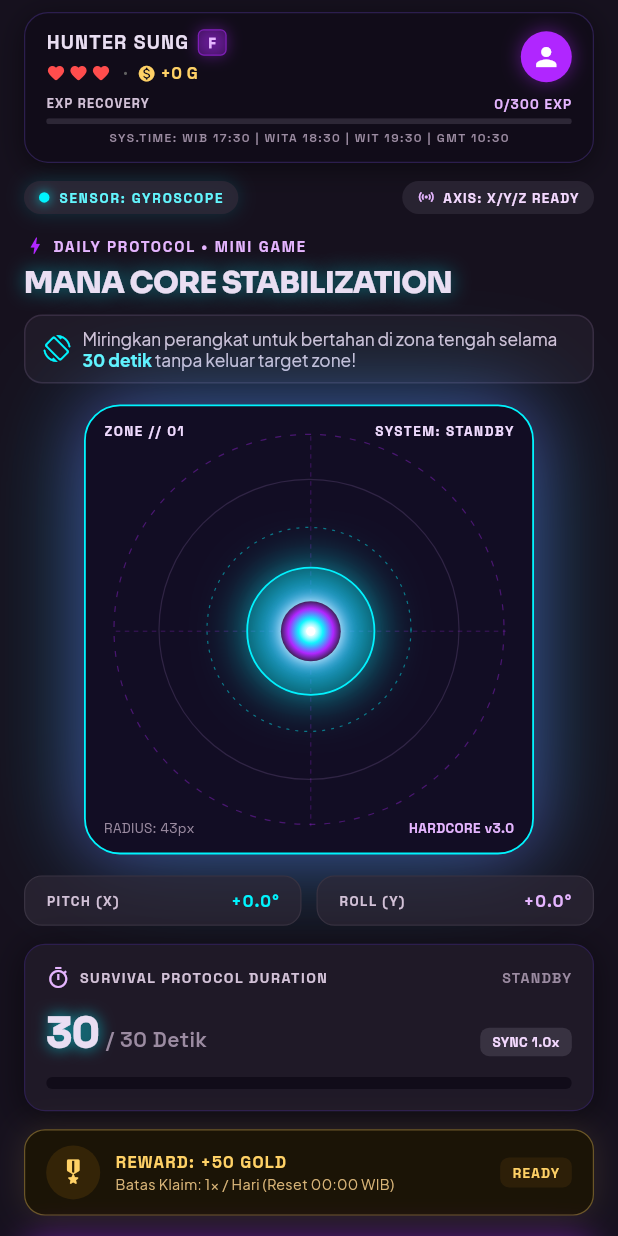
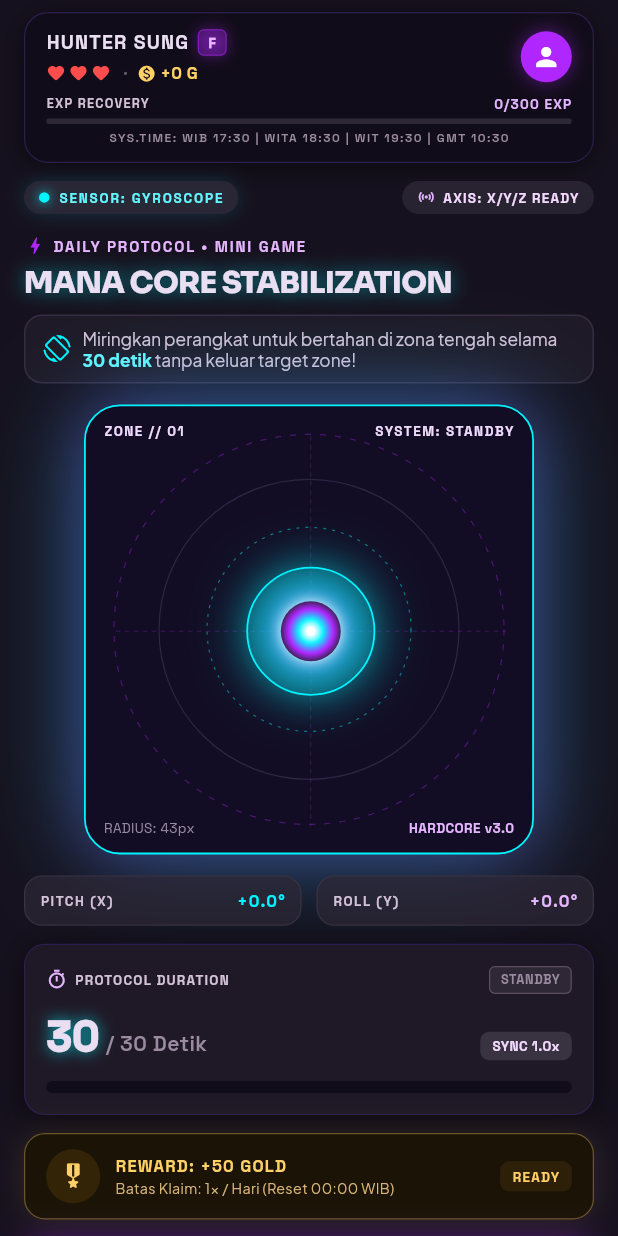
Before and after one commit to Ade-Nugraha48/levmax_v2, a Flutter app: the TabGame screen opened directly, on a phone screen of 412 x 824 dp. Run offline on Flutter 3.47's test engine with Material 3 defaults, Android fonts, the phone set to English and light mode, and no system bars; our stand-ins replace audioplayers, camera, file_picker, flutter_local_notifications, flutter_map, flutter_markdown and 11 more; missing offline and left inert: web3dart; accounts and stored records are empty; statements that could not run were skipped.

Commit message:
fix(ui): eliminate 11px overflow on mana core stabilization hold duration card

```diff
--- a/lib/screens/tabs/tab_game.dart
+++ b/lib/screens/tabs/tab_game.dart
@@ -1163,7 +1163,7 @@ class _TabGameState extends State<TabGame> with SingleTickerProviderStateMixin {
       children: [
         Expanded(
           child: Container(
-            padding: const EdgeInsets.symmetric(horizontal: 14, vertical: 8),
+            padding: const EdgeInsets.symmetric(horizontal: 10, vertical: 8),
             decoration: BoxDecoration(
               color: const Color(0xFF2D2736).withValues(alpha: 0.7), // [UBAH_WARNA: Box Pitch Tilt Meter]
               borderRadius: BorderRadius.circular(12),
@@ -1197,7 +1197,7 @@ class _TabGameState extends State<TabGame> with SingleTickerProviderStateMixin {
         const SizedBox(width: 10),
         Expanded(
           child: Container(
-            padding: const EdgeInsets.symmetric(horizontal: 14, vertical: 8),
+            padding: const EdgeInsets.symmetric(horizontal: 10, vertical: 8),
             decoration: BoxDecoration(
               color: const Color(0xFF2D2736).withValues(alpha: 0.7), // [UBAH_WARNA: Box Roll Tilt Meter]
               borderRadius: BorderRadius.circular(12),
@@ -1266,30 +1266,49 @@ class _TabGameState extends State<TabGame> with SingleTickerProviderStateMixin {
         crossAxisAlignment: CrossAxisAlignment.start,
         children: [
           Row(
-            mainAxisAlignment: MainAxisAlignment.spaceBetween,
-            children: [
-              Row(
-                children: [
-                  const Icon(Icons.timer_outlined, size: 16, color: Color(0xFFE5B5FF)),
-                  const SizedBox(width: 6),
-                  Text(
-                    'SURVIVAL PROTOCOL DURATION',
-                    style: GoogleFonts.spaceGrotesk(
-                      fontSize: 9.5,
+            children: [
+              Expanded(
+                child: Row(
+                  mainAxisSize: MainAxisSize.min,
+                  children: [
+                    const Icon(Icons.timer_outlined, size: 14, color: Color(0xFFE5B5FF)),
+                    const SizedBox(width: 5),
+                    Flexible(
+                      child: Text(
+                        'PROTOCOL DURATION',
+                        maxLines: 1,
+                        overflow: TextOverflow.ellipsis,
+                        style: GoogleFonts.spaceGrotesk(
+                          fontSize: 9,
                           fontWeight: FontWeight.w700,
-                      letterSpacing: 1.0,
+                          letterSpacing: 0.8,
                           color: const Color(0xFFD2C1D7),
                         ),
                       ),
-                ],
-              ),
-              Text(
+                    ),
+                  ],
+                ),
+              ),
+              const SizedBox(width: 8),
+              Container(
+                padding: const EdgeInsets.symmetric(horizontal: 7, vertical: 2.5),
+                decoration: BoxDecoration(
+                  color: statusColor.withValues(alpha: 0.12),
+                  borderRadius: BorderRadius.circular(4),
+                  border: Border.all(
+                    color: statusColor.withValues(alpha: 0.4),
+                    width: 0.8,
+                  ),
+                ),
+                child: Text(
                   statusText,
-                style: GoogleFonts.spaceGrotesk(
-                  fontSize: 9.5,
+                  maxLines: 1,
+                  style: GoogleFonts.spaceGrotesk(
+                    fontSize: 8.5,
                     fontWeight: FontWeight.w800,
-                  letterSpacing: 0.8,
+                    letterSpacing: 0.4,
                     color: statusColor,
+                  ),
                 ),
               ),
             ],
@@ -1518,13 +1537,17 @@ class _TabGameState extends State<TabGame> with SingleTickerProviderStateMixin {
               ),
             ),
             const SizedBox(width: 10),
-            Text(
+            Flexible(
+              child: Text(
                 'BERTAHAN DI ZONA TENGAH! ($timeRemaining s)',
-              style: GoogleFonts.spaceGrotesk(
-                fontSize: 12,
+                maxLines: 1,
+                overflow: TextOverflow.ellipsis,
+                style: GoogleFonts.spaceGrotesk(
+                  fontSize: 11.5,
                   fontWeight: FontWeight.w900,
-                letterSpacing: 1.0,
+                  letterSpacing: 0.8,
                   color: Colors.black,
+                ),
               ),
             ),
           ],
```
Also changed, not shown: 1 other file. Lines whose indentation alone changed are shown as unchanged.
